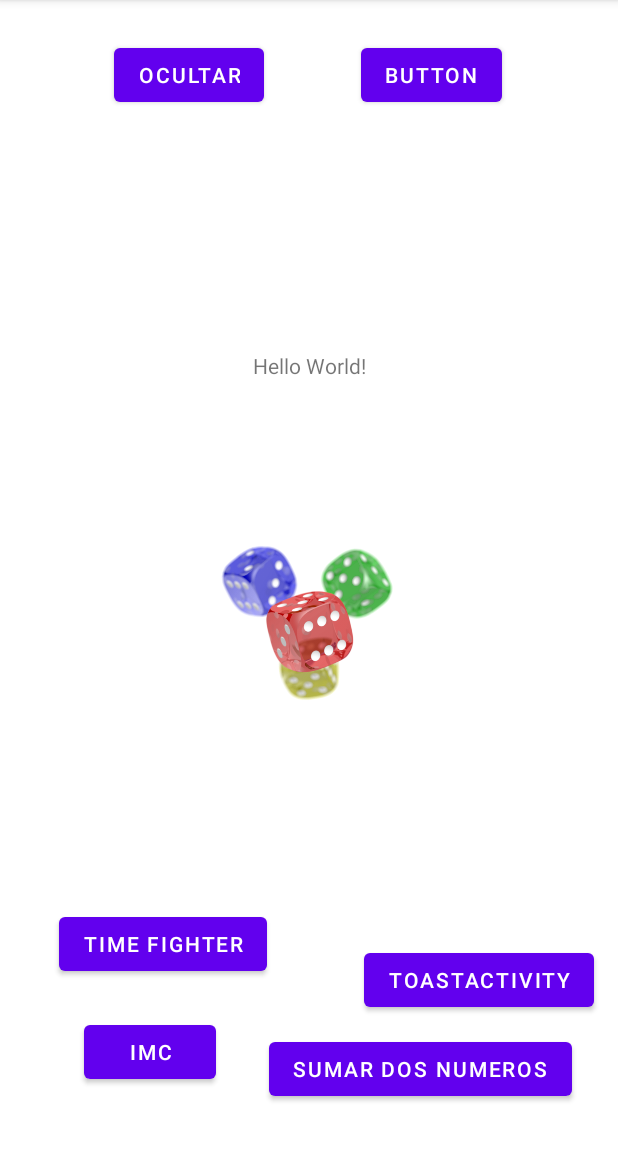
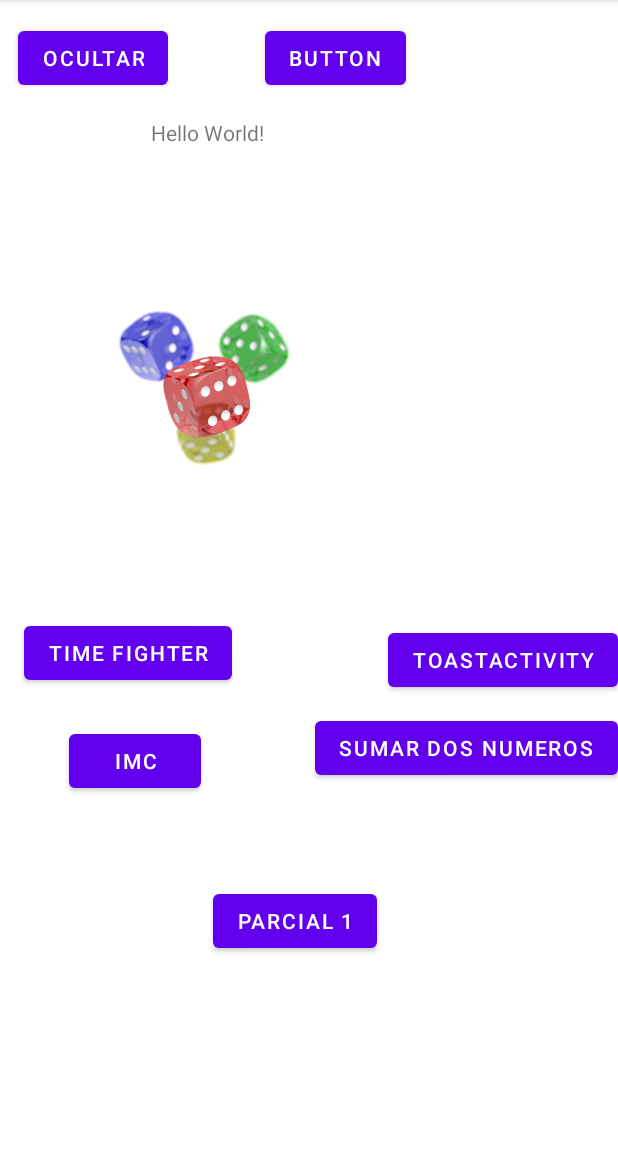
Before and after one commit to BraianAvalos/ProgramacionMovilAndroid, an Android app: the screen it shows after launch (MainActivity), on a phone screen of 412 x 824 dp, the part 84-1236 px from its top. Run offline under Robolectric (Android 15) with nearby library versions, the light colour scheme and no system bars.

Commit message:
se agrega examen parcial numero 1

```diff
--- a/app/src/main/AndroidManifest.xml
+++ b/app/src/main/AndroidManifest.xml
@@ -14,11 +14,14 @@
         android:theme="@style/Theme.Pdm122"
         tools:targetApi="31">
         <activity
+            android:name=".Parcial1"
+            android:exported="false" />
+        <activity
             android:name=".TimeFigther"
             android:exported="false" />
         <activity
             android:name=".Imc"
-            android:exported="true"></activity>
+            android:exported="true" />
         <activity
             android:name=".Sumar2Numeros"
             android:exported="true" />
--- a/app/src/main/java/com/example/pdm122/MainActivity.kt
+++ b/app/src/main/java/com/example/pdm122/MainActivity.kt
@@ -20,6 +20,7 @@ class MainActivity : AppCompatActivity() {
         val btnSumar:Button=findViewById(R.id.btnSumarActivity)
         val btnImc:Button=findViewById(R.id.btnImc)
         val btnTime:Button=findViewById(R.id.btntimefighterActivity)
+        val btnParcial1:Button= findViewById(R.id.btnParcial1)
 
         btn.setOnClickListener{
             imgHola.isVisible=false
@@ -43,5 +44,9 @@ class MainActivity : AppCompatActivity() {
             val intent=Intent(this,TimeFigther::class.java).apply {  }
             startActivity(intent)
         }
+        btnParcial1.setOnClickListener {
+            val intent=Intent(this,Parcial1::class.java).apply {  }
+            startActivity(intent)
+        }
     }
 }
--- a/app/src/main/res/layout/activity_main.xml
+++ b/app/src/main/res/layout/activity_main.xml
@@ -6,34 +6,24 @@
     android:layout_height="match_parent"
     tools:context=".MainActivity">
 
-    <TextView
-        android:id="@+id/textView"
-        android:layout_width="wrap_content"
-        android:layout_height="wrap_content"
-        android:text="Hello World!"
-        app:layout_constraintBottom_toBottomOf="parent"
-        app:layout_constraintEnd_toEndOf="parent"
-        app:layout_constraintStart_toStartOf="parent"
-        app:layout_constraintTop_toTopOf="parent"
-        app:layout_constraintVertical_bias="0.313" />
-
     <ImageView
         android:id="@+id/imageView2"
         android:layout_width="163dp"
         android:layout_height="233dp"
         app:layout_constraintBottom_toBottomOf="parent"
         app:layout_constraintEnd_toEndOf="parent"
+        app:layout_constraintHorizontal_bias="0.225"
         app:layout_constraintStart_toStartOf="parent"
         app:layout_constraintTop_toBottomOf="@+id/textView"
-        app:layout_constraintVertical_bias="0.18"
+        app:layout_constraintVertical_bias="0.113"
         app:srcCompat="@drawable/dados" />
 
     <Button
         android:id="@+id/btnOcultar"
         android:layout_width="wrap_content"
         android:layout_height="wrap_content"
-        android:layout_marginStart="76dp"
-        android:layout_marginBottom="160dp"
+        android:layout_marginStart="12dp"
+        android:layout_marginBottom="16dp"
         android:text="Ocultar"
         app:layout_constraintBottom_toTopOf="@+id/textView"
         app:layout_constraintStart_toStartOf="parent" />
@@ -46,10 +36,22 @@
         android:text="Button"
         app:layout_constraintBottom_toTopOf="@+id/textView"
         app:layout_constraintEnd_toEndOf="parent"
-        app:layout_constraintHorizontal_bias="0.928"
+        app:layout_constraintHorizontal_bias="0.484"
         app:layout_constraintStart_toEndOf="@+id/btnOcultar"
         app:layout_constraintTop_toTopOf="@+id/btnOcultar"
         app:layout_constraintVertical_bias="0.0" />
+
+    <TextView
+        android:id="@+id/textView"
+        android:layout_width="wrap_content"
+        android:layout_height="wrap_content"
+        android:text="Hello World!"
+        app:layout_constraintBottom_toBottomOf="parent"
+        app:layout_constraintEnd_toEndOf="parent"
+        app:layout_constraintHorizontal_bias="0.299"
+        app:layout_constraintStart_toStartOf="parent"
+        app:layout_constraintTop_toTopOf="parent"
+        app:layout_constraintVertical_bias="0.105" />
 
     <Button
         android:id="@+id/btnToastView"
@@ -58,10 +60,10 @@
         android:text="ToastActivity"
         app:layout_constraintBottom_toBottomOf="parent"
         app:layout_constraintEnd_toEndOf="parent"
-        app:layout_constraintHorizontal_bias="0.937"
+        app:layout_constraintHorizontal_bias="1.0"
         app:layout_constraintStart_toStartOf="parent"
         app:layout_constraintTop_toTopOf="parent"
-        app:layout_constraintVertical_bias="0.874" />
+        app:layout_constraintVertical_bias="0.578" />
 
     <Button
         android:id="@+id/btnSumarActivity"
@@ -70,22 +72,10 @@
         android:text="Sumar dos numeros"
         app:layout_constraintBottom_toBottomOf="parent"
         app:layout_constraintEnd_toEndOf="parent"
-        app:layout_constraintHorizontal_bias="0.854"
+        app:layout_constraintHorizontal_bias="1.0"
         app:layout_constraintStart_toStartOf="parent"
         app:layout_constraintTop_toBottomOf="@+id/btnToastView"
-        app:layout_constraintVertical_bias="0.263" />
-
-    <Button
-        android:id="@+id/btnImc"
-        android:layout_width="wrap_content"
-        android:layout_height="wrap_content"
-        android:text="IMC"
-        app:layout_constraintBottom_toBottomOf="parent"
-        app:layout_constraintEnd_toStartOf="@+id/btnSumarActivity"
-        app:layout_constraintHorizontal_bias="0.615"
-        app:layout_constraintStart_toStartOf="parent"
-        app:layout_constraintTop_toBottomOf="@+id/imageView2"
-        app:layout_constraintVertical_bias="0.765" />
+        app:layout_constraintVertical_bias="0.041" />
 
     <Button
         android:id="@+id/btntimefighterActivity"
@@ -95,9 +85,33 @@
         android:text="Time Fighter"
         app:layout_constraintBottom_toTopOf="@+id/btnImc"
         app:layout_constraintEnd_toStartOf="@+id/btnToastView"
-        app:layout_constraintHorizontal_bias="0.38"
+        app:layout_constraintHorizontal_bias="0.135"
         app:layout_constraintStart_toStartOf="parent"
         app:layout_constraintTop_toBottomOf="@+id/imageView2"
         app:layout_constraintVertical_bias="1.0" />
 
+    <Button
+        android:id="@+id/btnImc"
+        android:layout_width="wrap_content"
+        android:layout_height="wrap_content"
+        android:text="IMC"
+        app:layout_constraintBottom_toBottomOf="parent"
+        app:layout_constraintEnd_toStartOf="@+id/btnSumarActivity"
+        app:layout_constraintHorizontal_bias="0.377"
+        app:layout_constraintStart_toStartOf="parent"
+        app:layout_constraintTop_toBottomOf="@+id/imageView2"
+        app:layout_constraintVertical_bias="0.303" />
+
+    <Button
+        android:id="@+id/btnParcial1"
+        android:layout_width="wrap_content"
+        android:layout_height="wrap_content"
+        android:text="Parcial 1"
+        app:layout_constraintBottom_toBottomOf="parent"
+        app:layout_constraintEnd_toEndOf="parent"
+        app:layout_constraintHorizontal_bias="0.47"
+        app:layout_constraintStart_toStartOf="parent"
+        app:layout_constraintTop_toTopOf="parent"
+        app:layout_constraintVertical_bias="0.819" />
+
 </androidx.constraintlayout.widget.ConstraintLayout>
```
Also changed, not shown: app/src/main/java/com/example/pdm122/Parcial1.kt (added, +77 -0 lines), app/src/main/res/layout/activity_parcial1.xml (added, +181 -0 lines), app/src/main/res/drawable-v24/manzanabutton.jpg (added), app/src/main/res/drawable-v24/manzanaicono.png (added), app/src/main/res/drawable-v24/manzanprincipal.jpg (added).
